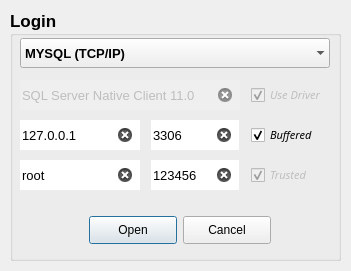
The window that assets/UI/Layout/ConnectorWindow.ui (fer-moreira/MYQT) describes before a commit, drawn with Qt 5.
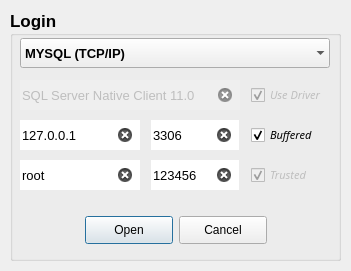
The same window after the commit.

```diff
--- a/assets/UI/Layout/ConnectorWindow.ui
+++ b/assets/UI/Layout/ConnectorWindow.ui
@@ -223,7 +223,7 @@
       <rect>
        <x>10</x>
        <y>200</y>
-       <width>320</width>
+       <width>311</width>
        <height>40</height>
       </rect>
      </property>
```
